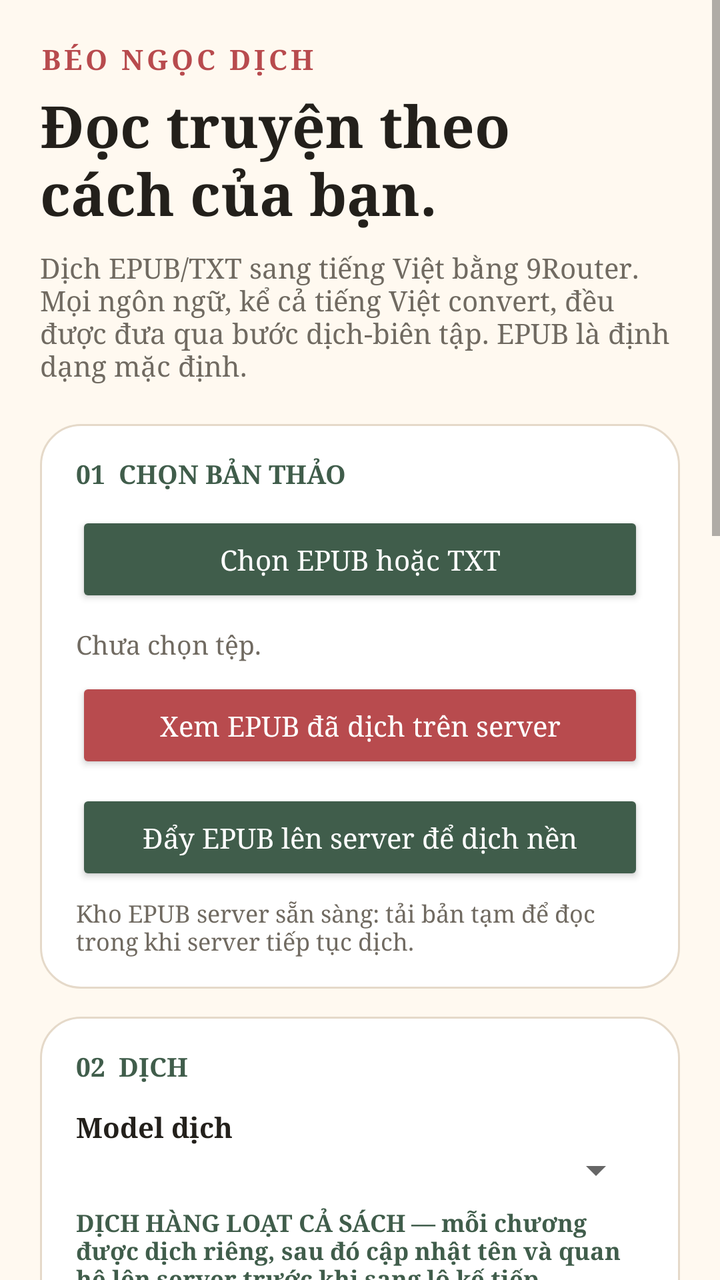
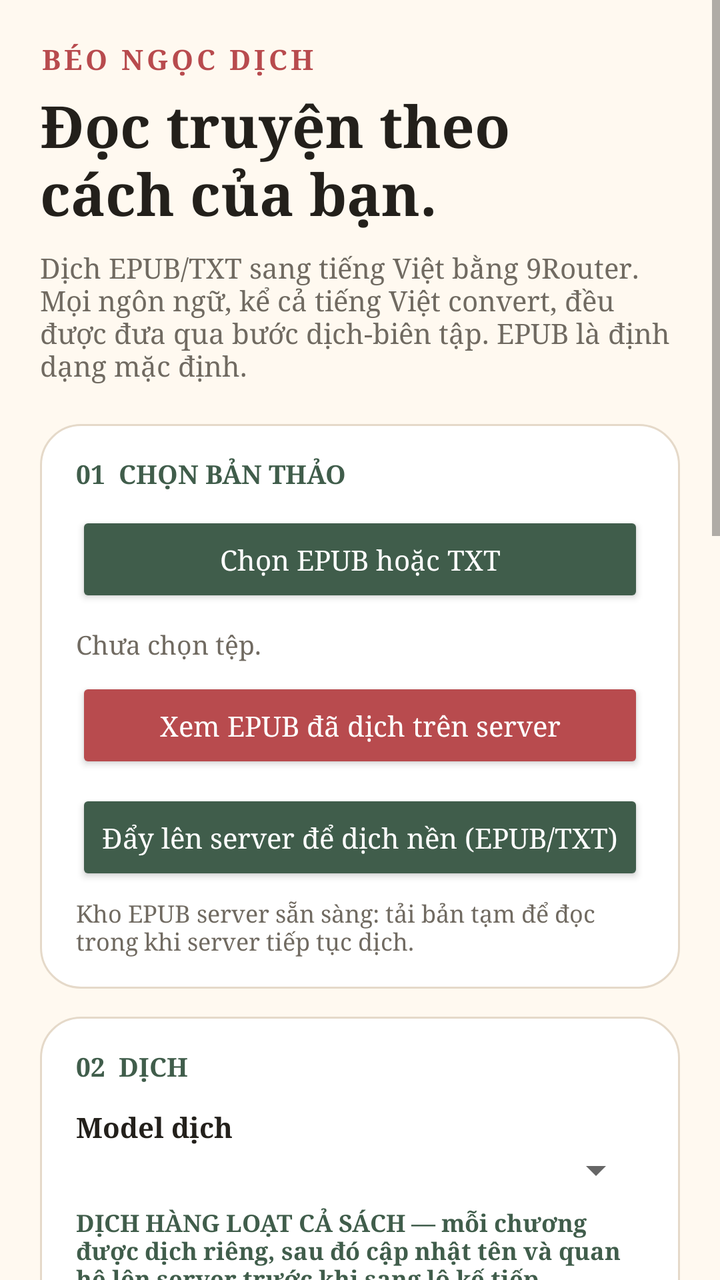

Compare the two renders of this Android layout. The source of the first and the diff that turns it into the second are given below.
<!-- AndroidManifest.xml: application theme Theme.TruyenDich -->
<!-- res/layout/activity_main.xml -->
<?xml version="1.0" encoding="utf-8"?>
<ScrollView xmlns:android="http://schemas.android.com/apk/res/android"
    android:layout_width="match_parent"
    android:layout_height="match_parent"
    android:background="@color/cream"
    android:fillViewport="true">

    <LinearLayout
        android:layout_width="match_parent"
        android:layout_height="wrap_content"
        android:orientation="vertical"
        android:padding="20dp">

        <TextView
            android:layout_width="wrap_content"
            android:layout_height="wrap_content"
            android:fontFamily="serif"
            android:text="BÉO NGỌC DỊCH"
            android:textColor="@color/coral"
            android:textSize="14sp"
            android:textStyle="bold"
            android:letterSpacing="0.12" />

        <TextView
            android:layout_width="match_parent"
            android:layout_height="wrap_content"
            android:layout_marginTop="4dp"
            android:fontFamily="serif"
            android:text="Đọc truyện theo\ncách của bạn."
            android:textColor="@color/ink"
            android:textSize="29sp"
            android:textStyle="bold" />

        <TextView
            android:layout_width="match_parent"
            android:layout_height="wrap_content"
            android:layout_marginTop="8dp"
                android:text="Dịch EPUB/TXT sang tiếng Việt bằng 9Router. Mọi ngôn ngữ, kể cả tiếng Việt convert, đều được đưa qua bước dịch-biên tập. EPUB là định dạng mặc định."
            android:textColor="@color/muted"
            android:textSize="14sp" />

        <LinearLayout
            android:layout_width="match_parent"
            android:layout_height="wrap_content"
            android:layout_marginTop="20dp"
            android:background="@drawable/bg_card"
            android:orientation="vertical">

            <TextView
                android:layout_width="wrap_content"
                android:layout_height="wrap_content"
                android:text="01  CHỌN BẢN THẢO"
                android:textColor="@color/sage"
                android:textSize="13sp"
                android:textStyle="bold" />

            <Button
                android:id="@+id/selectFileButton"
                android:layout_width="match_parent"
                android:layout_height="wrap_content"
                android:layout_marginTop="10dp"
                android:backgroundTint="@color/sage"
                android:text="Chọn EPUB hoặc TXT"
                android:textAllCaps="false"
                android:textColor="@color/paper" />

            <TextView
                android:id="@+id/fileNameText"
                android:layout_width="match_parent"
                android:layout_height="wrap_content"
                android:layout_marginTop="10dp"
                android:text="Chưa chọn tệp."
                android:textColor="@color/muted"
                android:textSize="13sp" />

            <Button
                android:id="@+id/serverEpubButton"
                android:layout_width="match_parent"
                android:layout_height="wrap_content"
                android:layout_marginTop="8dp"
                android:backgroundTint="@color/coral"
                android:text="Xem EPUB đã dịch trên server"
                android:textAllCaps="false"
                android:textColor="@color/paper" />

            <Button
                android:id="@+id/uploadServerButton"
                android:layout_width="match_parent"
                android:layout_height="wrap_content"
                android:layout_marginTop="8dp"
                android:backgroundTint="@color/sage"
                android:text="Đẩy EPUB lên server để dịch nền"
                android:textAllCaps="false"
                android:textColor="@color/paper" />

            <TextView
                android:id="@+id/serverEpubText"
                android:layout_width="match_parent"
                android:layout_height="wrap_content"
                android:layout_marginTop="6dp"
                android:text="Kho EPUB server sẵn sàng: tải bản tạm để đọc trong khi server tiếp tục dịch."
                android:textColor="@color/muted"
                android:textSize="12sp" />
        </LinearLayout>

        <LinearLayout
            android:layout_width="match_parent"
            android:layout_height="wrap_content"
            android:layout_marginTop="14dp"
            android:background="@drawable/bg_card"
            android:orientation="vertical">

            <TextView
                android:layout_width="wrap_content"
                android:layout_height="wrap_content"
                android:text="02  DỊCH"
                android:textColor="@color/sage"
                android:textSize="13sp"
                android:textStyle="bold" />

            <TextView
                android:layout_width="wrap_content"
                android:layout_height="wrap_content"
                android:layout_marginTop="12dp"
                android:text="Model dịch"
                android:textColor="@color/ink"
                android:textStyle="bold" />

            <Spinner
                android:id="@+id/modelSpinner"
                android:layout_width="match_parent"
                android:layout_height="wrap_content" />

            <TextView
                android:layout_width="match_parent"
                android:layout_height="wrap_content"
                android:layout_marginTop="6dp"
                android:text="DỊCH HÀNG LOẠT CẢ SÁCH — mỗi chương được dịch riêng, sau đó cập nhật tên và quan hệ lên server trước khi sang lô kế tiếp."
                android:textColor="@color/sage"
                android:textSize="12sp"
                android:textStyle="bold" />

            <TextView
                android:layout_width="match_parent"
                android:layout_height="wrap_content"
                android:layout_marginTop="10dp"
                android:text="Mỗi lượt API tối đa 6.000 ký tự để giảm số request mà vẫn tránh bị cắt đầu ra. Một chương dài được ghép lại tự động sau khi dịch."
                android:textColor="@color/muted"
                android:textSize="13sp" />

            <TextView
                android:layout_width="wrap_content"
                android:layout_height="wrap_content"
                android:layout_marginTop="12dp"
                android:text="Phạm vi chương EPUB"
                android:textColor="@color/ink"
                android:textStyle="bold" />

            <LinearLayout
                android:layout_width="match_parent"
                android:layout_height="wrap_content"
                android:layout_marginTop="4dp"
                android:orientation="horizontal">

                <EditText
                    android:id="@+id/chapterStartInput"
                    android:layout_width="0dp"
                    android:layout_height="wrap_content"
                    android:layout_weight="1"
                    android:background="@drawable/bg_input"
                    android:hint="Từ chương (1)"
                    android:inputType="number"
                    android:textColor="@color/ink"
                    android:textColorHint="@color/muted" />

                <EditText
                    android:id="@+id/chapterEndInput"
                    android:layout_width="0dp"
                    android:layout_height="wrap_content"
                    android:layout_marginStart="8dp"
                    android:layout_weight="1"
                    android:background="@drawable/bg_input"
                    android:hint="Đến chương (trống = hết)"
                    android:inputType="number"
                    android:textColor="@color/ink"
                    android:textColorHint="@color/muted" />
            </LinearLayout>

            <TextView
                android:layout_width="match_parent"
                android:layout_height="wrap_content"
                android:layout_marginTop="4dp"
                android:text="Đánh số theo thứ tự mục lục EPUB, tính cả chương đầu và chương cuối. TXT luôn dịch toàn bộ tệp."
                android:textColor="@color/muted"
                android:textSize="12sp" />

            <TextView
                android:layout_width="wrap_content"
                android:layout_height="wrap_content"
                android:layout_marginTop="8dp"
                android:text="Số luồng 9Router"
                android:textColor="@color/ink"
                android:textStyle="bold" />

            <EditText
                android:id="@+id/concurrencyInput"
                android:layout_width="match_parent"
                android:layout_height="wrap_content"
                android:background="@drawable/bg_input"
                android:inputType="number"
                android:text="10"
                android:textColor="@color/ink" />

            <TextView
                android:layout_width="match_parent"
                android:layout_height="wrap_content"
                android:layout_marginTop="4dp"
                android:text="Mặc định 10 luồng. Có thể chọn từ 1 đến 50 luồng; chỉ nên tăng khi key 9Router có quota cao."
                android:textColor="@color/muted"
                android:textSize="12sp" />

            <TextView
                android:layout_width="wrap_content"
                android:layout_height="wrap_content"
                android:layout_marginTop="12dp"
                android:text="Thể loại"
                android:textColor="@color/ink"
                android:textStyle="bold" />

            <Spinner
                android:id="@+id/genreSpinner"
                android:layout_width="match_parent"
                android:layout_height="wrap_content" />

            <EditText
                android:id="@+id/styleNotesInput"
                android:layout_width="match_parent"
                android:layout_height="wrap_content"
                android:layout_marginTop="8dp"
                android:background="@drawable/bg_input"
                android:gravity="top"
                android:hint="Ghi chú phong cách (không bắt buộc)"
                android:inputType="textMultiLine|textCapSentences"
                android:maxLines="4"
                android:textColor="@color/ink"
                android:textColorHint="@color/muted" />

            <EditText
                android:id="@+id/glossaryInput"
                android:layout_width="match_parent"
                android:layout_height="wrap_content"
                android:layout_marginTop="8dp"
                android:background="@drawable/bg_input"
                android:gravity="top"
                android:hint="Từ điển khóa tên: gốc = tên muốn giữ"
                android:inputType="textMultiLine"
                android:maxLines="4"
                android:textColor="@color/ink"
                android:textColorHint="@color/muted" />
        </LinearLayout>

        <LinearLayout
            android:layout_width="match_parent"
            android:layout_height="wrap_content"
            android:layout_marginTop="14dp"
            android:background="@drawable/bg_card"
            android:orientation="vertical">

            <TextView
                android:layout_width="wrap_content"
                android:layout_height="wrap_content"
                android:text="03  KẾT NỐI"
                android:textColor="@color/sage"
                android:textSize="13sp"
                android:textStyle="bold" />

            <EditText
                android:id="@+id/apiKeyInput"
                android:layout_width="match_parent"
                android:layout_height="wrap_content"
                android:layout_marginTop="10dp"
                android:autofillHints="password"
                android:background="@drawable/bg_input"
                android:hint="9Router API key (bắt buộc)"
                android:inputType="textPassword"
                android:textColor="@color/ink"
                android:textColorHint="@color/muted"
                android:visibility="gone" />

            <EditText
                android:id="@+id/routerEndpointInput"
                android:layout_width="match_parent"
                android:layout_height="wrap_content"
                android:layout_marginTop="8dp"
                android:background="@drawable/bg_input"
                android:hint="Endpoint 9Router"
                android:inputType="textUri"
                android:textColor="@color/ink" />

            <CheckBox
                android:id="@+id/syncEnabledCheck"
                android:layout_width="match_parent"
                android:layout_height="wrap_content"
                android:layout_marginTop="8dp"
                android:checked="true"
                android:text="Tự đồng bộ bản gốc và bản dịch lên server"
                android:textColor="@color/ink" />

            <TextView
                android:layout_width="match_parent"
                android:layout_height="wrap_content"
                android:text="Tự thử Tailscale trước, sau đó Funnel. Nếu server yêu cầu xác thực, nhập khóa server trong phần Cài đặt nâng cao."
                android:textColor="@color/muted"
                android:textSize="12sp" />

            <Button
                android:id="@+id/advancedButton"
                android:layout_width="wrap_content"
                android:layout_height="wrap_content"
                android:layout_marginTop="4dp"
                android:backgroundTint="@color/cream"
                android:text="Cài đặt nâng cao"
                android:textAllCaps="false"
                android:textColor="@color/sage" />

            <LinearLayout
                android:id="@+id/advancedPanel"
                android:layout_width="match_parent"
                android:layout_height="wrap_content"
                android:orientation="vertical"
                android:visibility="gone">

                <EditText
                    android:id="@+id/tailscaleUrlInput"
                    android:layout_width="match_parent"
                    android:layout_height="wrap_content"
                    android:layout_marginTop="4dp"
                    android:background="@drawable/bg_input"
                    android:hint="URL Tailscale"
                    android:inputType="textUri"
                    android:textColor="@color/ink" />

                <EditText
                    android:id="@+id/funnelUrlInput"
                    android:layout_width="match_parent"
                    android:layout_height="wrap_content"
                    android:layout_marginTop="8dp"
                    android:background="@drawable/bg_input"
                    android:hint="URL Funnel"
                    android:inputType="textUri"
                    android:textColor="@color/ink" />

                <EditText
                    android:id="@+id/serverKeyInput"
                    android:layout_width="match_parent"
                    android:layout_height="wrap_content"
                    android:layout_marginTop="8dp"
                    android:background="@drawable/bg_input"
                    android:hint="Khóa server (chỉ khi server yêu cầu)"
                    android:visibility="gone"
                    android:inputType="textPassword"
                    android:textColor="@color/ink" />

                <EditText
                    android:id="@+id/vbookBookIdInput"
                    android:layout_width="match_parent"
                    android:layout_height="wrap_content"
                    android:layout_marginTop="8dp"
                    android:background="@drawable/bg_input"
                    android:hint="Mã truyện VBook (để dùng chung cache, tùy chọn)"
                    android:inputType="text"
                    android:textColor="@color/ink" />

                <EditText
                    android:id="@+id/vbookSourceInput"
                    android:layout_width="match_parent"
                    android:layout_height="wrap_content"
                    android:layout_marginTop="8dp"
                    android:background="@drawable/bg_input"
                    android:hint="Nguồn truyện VBook (để dùng chung cache, tùy chọn)"
                    android:inputType="text"
                    android:textColor="@color/ink" />

                <TextView
                    android:layout_width="match_parent"
                    android:layout_height="wrap_content"
                    android:layout_marginTop="6dp"
                    android:text="Nhập đồng thời Mã truyện và Nguồn đúng như VBook để ghi cache V23 dùng chung. Nội dung chương và thiết lập dịch cũng phải trùng khớp."
                    android:textColor="@color/muted"
                    android:textSize="12sp" />
            </LinearLayout>
        </LinearLayout>

        <Button
            android:id="@+id/translateButton"
            android:layout_width="match_parent"
            android:layout_height="54dp"
            android:layout_marginTop="20dp"
            android:backgroundTint="@color/coral"
            android:text="Dịch hàng loạt và tạo EPUB"
            android:textAllCaps="false"
            android:textColor="@color/paper"
            android:textSize="17sp"
            android:textStyle="bold" />

        <Button
            android:id="@+id/cancelButton"
            android:layout_width="match_parent"
            android:layout_height="wrap_content"
            android:layout_marginTop="4dp"
            android:backgroundTint="@color/cream"
            android:text="Hủy tác vụ"
            android:textAllCaps="false"
            android:textColor="@color/coral"
            android:visibility="gone" />

        <Button
            android:id="@+id/pauseExportButton"
            android:layout_width="match_parent"
            android:layout_height="wrap_content"
            android:layout_marginTop="4dp"
            android:backgroundTint="@color/sage"
            android:text="Tạm dừng và xuất EPUB tạm"
            android:textAllCaps="false"
            android:textColor="@color/paper"
            android:visibility="gone" />

        <ProgressBar
            android:id="@+id/progressBar"
            style="?android:attr/progressBarStyleHorizontal"
            android:layout_width="match_parent"
            android:layout_height="wrap_content"
            android:layout_marginTop="10dp"
            android:max="100"
            android:progressTint="@color/coral"
            android:visibility="gone" />

        <TextView
            android:id="@+id/statusText"
            android:layout_width="match_parent"
            android:layout_height="wrap_content"
            android:layout_marginTop="8dp"
            android:paddingBottom="12dp"
            android:text="Sẵn sàng. Các khóa được lưu mã hóa trong Android Keystore."
            android:textColor="@color/muted"
            android:textSize="13sp" />
    </LinearLayout>
</ScrollView>
<!-- resources referenced by this layout -->
<resources>
  <color name="coral">#B84B4E</color>
  <color name="cream">#FFF9F0</color>
  <color name="ink">#23201B</color>
  <color name="muted">#706A61</color>
  <color name="paper">#FFFFFF</color>
  <color name="sage">#405D4B</color>
  <!-- drawable bg_card (drawable) -->
  <shape xmlns:android="http://schemas.android.com/apk/res/android" android:shape="rectangle">
      <solid android:color="@color/paper" />
      <corners android:radius="20dp" />
      <stroke android:width="1dp" android:color="#E5D9C9" />
      <padding android:left="18dp" android:top="16dp" android:right="18dp" android:bottom="16dp" />
  </shape>
  <!-- drawable bg_input (drawable) -->
  <shape xmlns:android="http://schemas.android.com/apk/res/android" android:shape="rectangle">
      <solid android:color="@color/paper" />
      <corners android:radius="12dp" />
      <stroke android:width="1dp" android:color="#D6CCC0" />
      <padding android:left="12dp" android:top="6dp" android:right="12dp" android:bottom="6dp" />
  </shape>
  <style name="Theme.TruyenDich" parent="Theme.AppCompat.Light.NoActionBar">
          <item name="android:fontFamily">serif</item>
          <item name="android:colorAccent">@color/coral</item>
          <item name="android:navigationBarColor">@color/ink</item>
          <item name="android:statusBarColor">@color/ink</item>
          <item name="android:windowLightStatusBar">false</item>
          <item name="android:windowActionModeOverlay">true</item>
      </style>
</resources>

<!-- the commit's change to res/layout/activity_main.xml (unified diff, before → after) -->
@@ -89,7 +89,7 @@
                 android:layout_height="wrap_content"
                 android:layout_marginTop="8dp"
                 android:backgroundTint="@color/sage"
-                android:text="Đẩy EPUB lên server để dịch nền"
+                android:text="Đẩy lên server để dịch nền (EPUB/TXT)"
                 android:textAllCaps="false"
                 android:textColor="@color/paper" />
 
